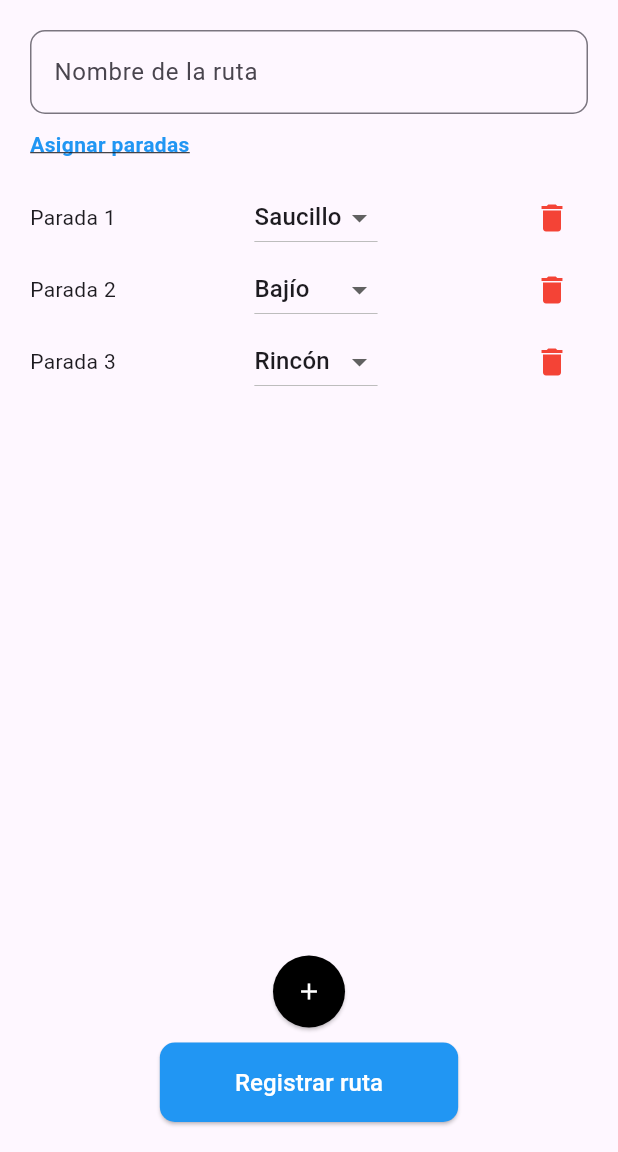
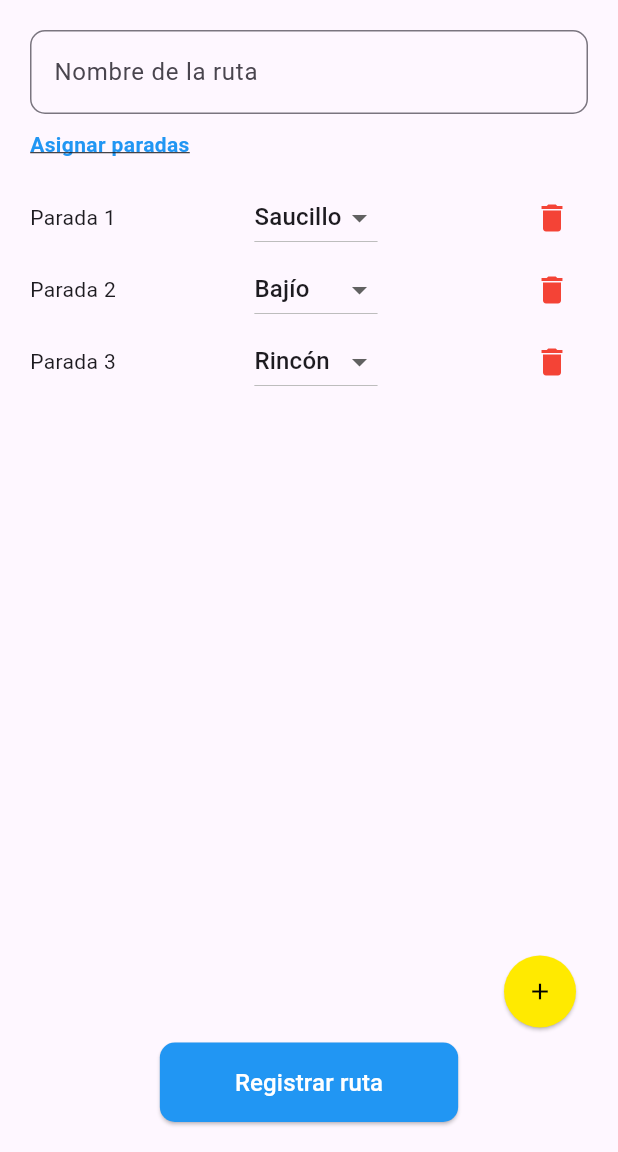
Before and after one commit to MiguelMacias3M/PadillaRoute, a Flutter app: the RoutesScreenRegister screen opened directly, on a phone screen of 412 x 824 dp, the part 84-1236 px from its top. Run offline on Flutter 3.47's test engine with Material 3 defaults, Android fonts, the phone set to English and light mode, and no system bars; our stand-ins replace firebase_auth, firebase_core, firebase_database, logger, objectbox; accounts and stored records are empty; generated files the repository leaves out were written again.

Commit message:
Alinear el boton de + a la derecha

```diff
--- a/lib/screens/RoutesScreenRegister.dart
+++ b/lib/screens/RoutesScreenRegister.dart
@@ -101,15 +101,16 @@ class _RoutesScreenRegisterState extends State<RoutesScreenRegister> {
               ),
             ),
             SizedBox(height: 10),
-            Center(
+            Align(
+              alignment: Alignment.centerRight,
               child: ElevatedButton(
                 onPressed: _addStop,
                 style: ElevatedButton.styleFrom(
-                  backgroundColor: Colors.black,
+                  backgroundColor: const Color.fromARGB(255, 255, 234, 0),
                   shape: CircleBorder(),
                   padding: EdgeInsets.all(15),
                 ),
-                child: Icon(Icons.add, color: Colors.white),
+                child: Icon(Icons.add, color: const Color.fromARGB(255, 0, 0, 0)),
               ),
             ),
             SizedBox(height: 10),
```
